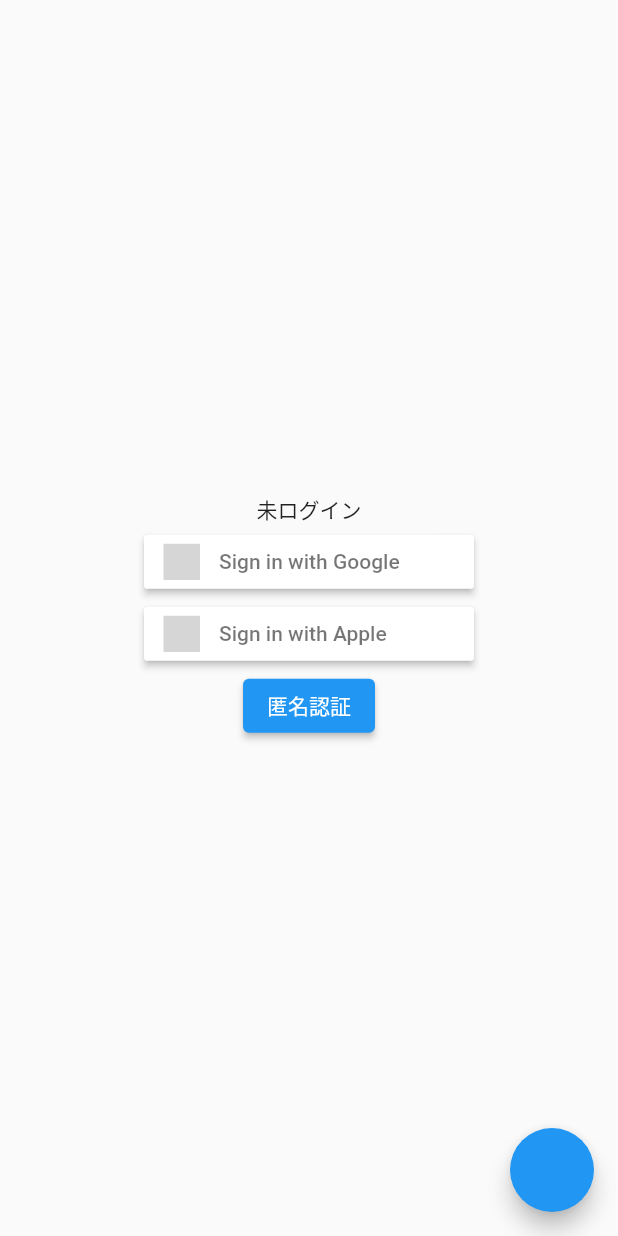
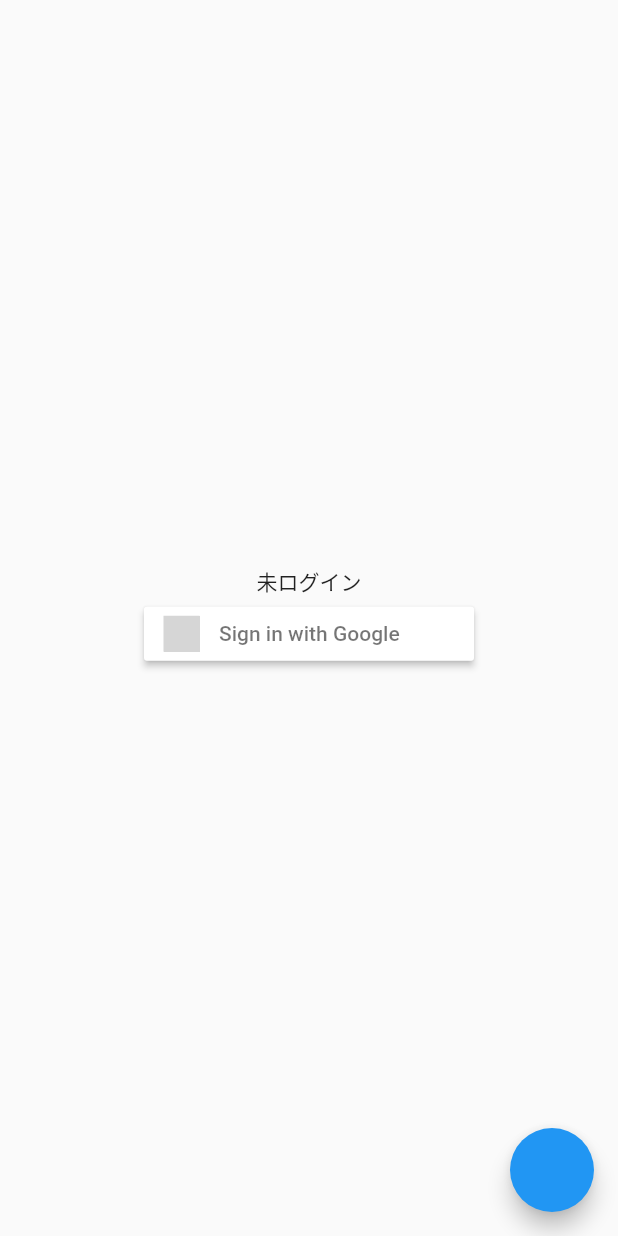
Before and after one commit to taiseidev/flutter-firebase-template, a Flutter app: the screen it shows after launch, on a phone screen of 412 x 824 dp. Run offline on Flutter 3.47's test engine with Material 2 defaults, Android fonts, the phone set to English and light mode, and no system bars; our stand-ins replace cloud_firestore, firebase_auth, firebase_core, flutter_signin_button, freezed_annotation, google_sign_in and 2 more; missing offline and left inert: roggle, status_view; accounts and stored records are empty; grey boxes are pictures that could not be loaded.

Commit message:
go_routerをインストール

```diff
--- a/lib/presentation/auth/sns/components/sns_auth_page_body.dart
+++ b/lib/presentation/auth/sns/components/sns_auth_page_body.dart
@@ -1,10 +1,8 @@
 import 'package:flutter/material.dart';
-import 'package:flutter_firebase_template/feature/auth/sns/apple_auth.dart';
 import 'package:flutter_firebase_template/feature/auth/sns/google_auth.dart';
 import 'package:flutter_signin_button/flutter_signin_button.dart';
 import 'package:hooks_riverpod/hooks_riverpod.dart';
 
-import '../../../../feature/auth/anonymously.dart';
 import '../../../../feature/auth/auth.dart';
 
 class SnsAuthPageBody extends ConsumerWidget {
@@ -21,15 +19,9 @@ class SnsAuthPageBody extends ConsumerWidget {
           if (isSignedIn != null) Text(isSignedIn ? '$userId' : '未ログイン'),
           SignInButton(
             Buttons.Google,
-            onPressed: () => ref.read(googleAuthProvider)(),
-          ),
-          SignInButton(
-            Buttons.Apple,
-            onPressed: () => ref.read(appleAuthProvider)(),
-          ),
-          ElevatedButton(
-            child: const Text('匿名認証'),
-            onPressed: () => ref.read(signInAnonymouslyProvider)(),
+            onPressed: () {
+              ref.read(googleAuthProvider)();
+            },
           ),
         ],
       ),
--- a/pubspec.yaml
+++ b/pubspec.yaml
@@ -11,6 +11,7 @@ dependencies:
   flutter:
     sdk: flutter
   roggle: ^0.2.1+1
+  go_router:
   # Hooks
   flutter_hooks:
 
```
